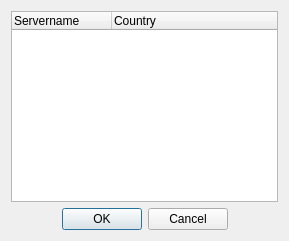
Old version of the form src/gui/qt/serverlistdialog.ui in the repository pokerth/pokerth.
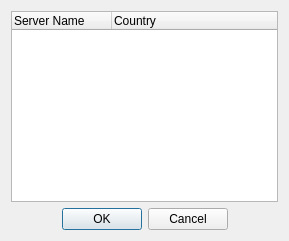
New version of the form.

Commit message: default selection of serverlist

What changed in the file:
```diff
--- a/src/gui/qt/serverlistdialog.ui
+++ b/src/gui/qt/serverlistdialog.ui
@@ -23,7 +23,7 @@
      </property>
      <column>
       <property name="text" >
-       <string>Servername</string>
+       <string>Server Name</string>
       </property>
      </column>
      <column>
```
Left out of the diff: 2 changed lines with no effect on the pictures. The commit also changes 1 other file.
